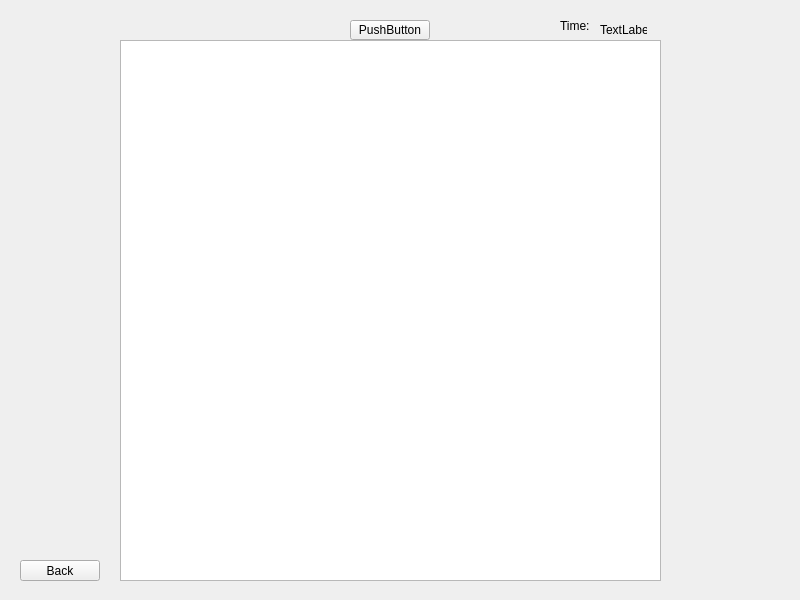
Before: the Qt Designer form game_view.ui in 54D/PacSnake, drawn with Qt 5.
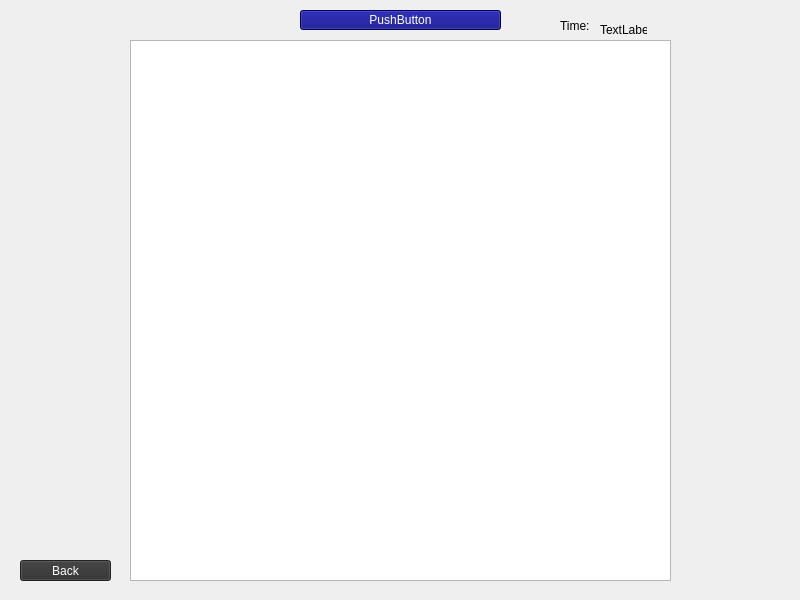
After: the same form once the commit is applied. Icons and pictures are not drawn.

Patch:
```diff
--- a/game_view.ui
+++ b/game_view.ui
@@ -29,12 +29,17 @@
   <widget class="QPushButton" name="pushButton">
    <property name="geometry">
     <rect>
-     <x>350</x>
-     <y>20</y>
-     <width>80</width>
+     <x>300</x>
+     <y>10</y>
+     <width>201</width>
      <height>20</height>
     </rect>
    </property>
+   <property name="styleSheet">
+    <string notr="true">font: 10pt &quot;8BIT WONDER&quot;;
+color: rgb(255, 255, 255);
+background-color: rgb(0, 0, 127);</string>
+   </property>
    <property name="text">
     <string>PushButton</string>
    </property>
@@ -42,7 +47,7 @@
   <widget class="QGraphicsView" name="graphicsView">
    <property name="geometry">
     <rect>
-     <x>120</x>
+     <x>130</x>
      <y>40</y>
      <width>541</width>
      <height>541</height>
@@ -67,14 +72,41 @@
     <rect>
      <x>20</x>
      <y>560</y>
-     <width>80</width>
+     <width>91</width>
      <height>21</height>
     </rect>
    </property>
+   <property name="styleSheet">
+    <string notr="true">font: 8pt &quot;8BIT WONDER&quot;;
+color: rgb(255, 255, 255);
+background-color: rgb(48, 48, 48);</string>
+   </property>
    <property name="text">
     <string>Back</string>
    </property>
   </widget>
+  <widget class="QLabel" name="imageLabel">
+   <property name="geometry">
+    <rect>
+     <x>-10</x>
+     <y>0</y>
+     <width>811</width>
+     <height>601</height>
+    </rect>
+   </property>
+   <property name="styleSheet">
+    <string notr="true">background-image: url(:/assets/background.png);</string>
+   </property>
+   <property name="text">
+    <string/>
+   </property>
+  </widget>
+  <zorder>imageLabel</zorder>
+  <zorder>Timer_label</zorder>
+  <zorder>pushButton</zorder>
+  <zorder>graphicsView</zorder>
+  <zorder>timer_text</zorder>
+  <zorder>back_button</zorder>
  </widget>
  <resources/>
  <connections/>
```
